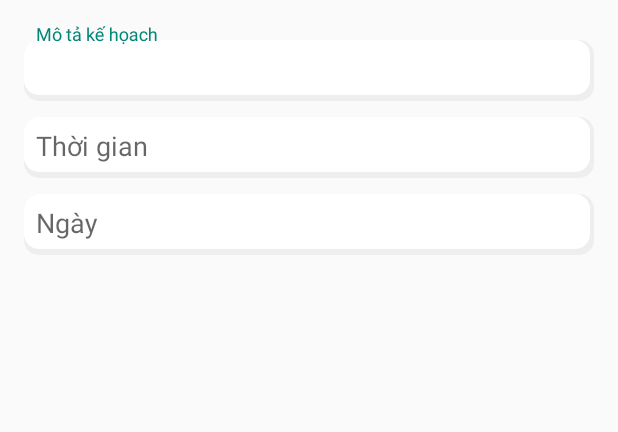
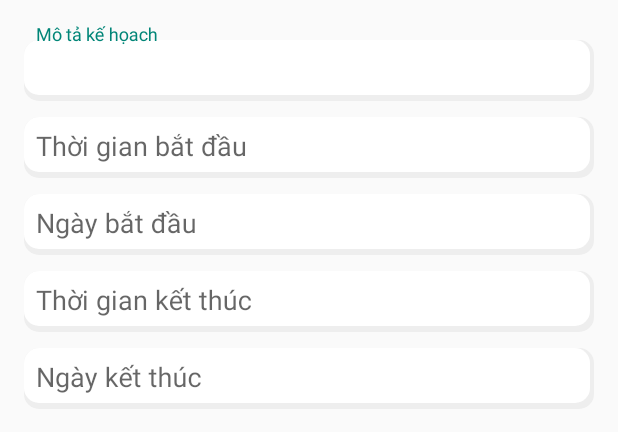
Before and after one commit to MyDuyen1907/luanvan, an Android app: the layout dialog_edit_plan.xml on its own in the app's theme, with its tools: preview values and no code run, on a phone screen of 412 x 824 dp. Shown: the top 432 px of the screen. Run offline under Robolectric (Android 15) with nearby library versions, the phone set to English and light mode, and no system bars; Roboto replaces fonts that are not available here.

Commit message:
plans ok

```diff
--- a/app/src/main/AndroidManifest.xml
+++ b/app/src/main/AndroidManifest.xml
@@ -22,9 +22,6 @@
         tools:targetApi="31">
         <activity
             android:name=".activity.FoodNutritionActivity"
-            android:exported="false" />
-        <activity
-            android:name=".activity.SleepActivity"
             android:exported="false" />
 
         <receiver
--- a/app/src/main/res/layout/dialog_edit_plan.xml
+++ b/app/src/main/res/layout/dialog_edit_plan.xml
@@ -23,10 +23,10 @@
     <com.google.android.material.textfield.TextInputLayout
         android:layout_width="match_parent"
         android:layout_height="wrap_content"
-        android:hint="Thời gian ">
+        android:hint="Thời gian bắt đầu ">
 
         <com.google.android.material.textfield.TextInputEditText
-            android:id="@+id/et_time"
+            android:id="@+id/et_start_time"
             android:padding="8dp"
             android:background="@drawable/edit_text_background"
             android:layout_width="match_parent"
@@ -36,10 +36,36 @@
     <com.google.android.material.textfield.TextInputLayout
         android:layout_width="match_parent"
         android:layout_height="wrap_content"
-        android:hint="Ngày">
+        android:hint="Ngày bắt đầu">
 
         <com.google.android.material.textfield.TextInputEditText
-            android:id="@+id/et_date"
+            android:id="@+id/et_start_date"
+            android:padding="8dp"
+            android:background="@drawable/edit_text_background"
+            android:layout_width="match_parent"
+            android:layout_height="wrap_content"
+            android:inputType="time" />
+    </com.google.android.material.textfield.TextInputLayout>
+    <com.google.android.material.textfield.TextInputLayout
+        android:layout_width="match_parent"
+        android:layout_height="wrap_content"
+        android:hint="Thời gian kết thúc ">
+
+        <com.google.android.material.textfield.TextInputEditText
+            android:id="@+id/et_end_time"
+            android:padding="8dp"
+            android:background="@drawable/edit_text_background"
+            android:layout_width="match_parent"
+            android:layout_height="wrap_content"
+            android:inputType="time" />
+    </com.google.android.material.textfield.TextInputLayout>
+    <com.google.android.material.textfield.TextInputLayout
+        android:layout_width="match_parent"
+        android:layout_height="wrap_content"
+        android:hint="Ngày kết thúc">
+
+        <com.google.android.material.textfield.TextInputEditText
+            android:id="@+id/et_end_date"
             android:padding="8dp"
             android:background="@drawable/edit_text_background"
             android:layout_width="match_parent"
```
Also changed, not shown: app/src/main/java/com/example/project/FoodApiService.java (added, +15 -0 lines), app/src/main/java/com/example/project/adapter/PlanAdapter.java (+37 -20 lines), app/src/main/res/layout/fragment_home.xml (+17 -33 lines), app/src/main/res/layout/item_plan.xml (+58 -6 lines).
